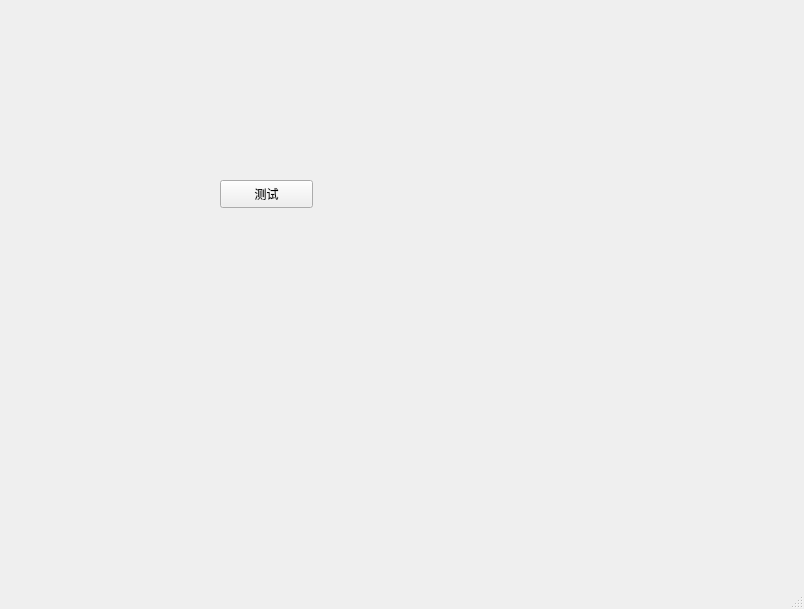
The window that ui/ui.ui (genIoco/Sniffer) describes before a commit, drawn with Qt 5.
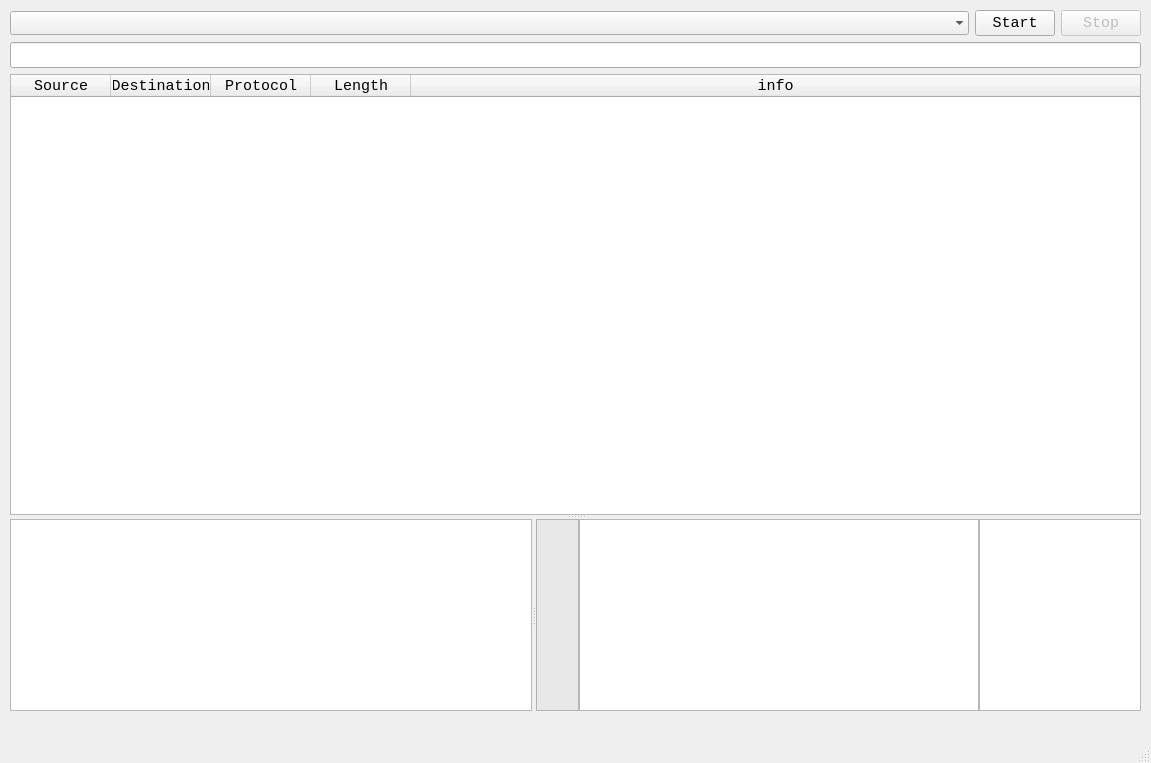
The same window after the commit.

Commit message: 更新界面

```diff
--- a/ui/ui.ui
+++ b/ui/ui.ui
@@ -6,26 +6,326 @@
    <rect>
     <x>0</x>
     <y>0</y>
-    <width>804</width>
-    <height>609</height>
+    <width>1151</width>
+    <height>763</height>
    </rect>
   </property>
+  <property name="font">
+   <font>
+    <family>Consolas</family>
+    <pointsize>11</pointsize>
+   </font>
+  </property>
   <property name="windowTitle">
    <string>MainWindow</string>
   </property>
   <widget class="QWidget" name="centralwidget">
-   <widget class="QPushButton" name="pushButton">
+   <widget class="QWidget" name="layoutWidget">
     <property name="geometry">
      <rect>
-      <x>220</x>
-      <y>180</y>
-      <width>93</width>
-      <height>28</height>
+      <x>10</x>
+      <y>10</y>
+      <width>1131</width>
+      <height>701</height>
      </rect>
     </property>
-    <property name="text">
-     <string>测试</string>
-    </property>
+    <layout class="QGridLayout" name="gridLayout">
+     <item row="0" column="0">
+      <layout class="QHBoxLayout" name="horizontalLayout_2">
+       <item>
+        <widget class="QComboBox" name="ifaces">
+         <property name="frame">
+          <bool>false</bool>
+         </property>
+        </widget>
+       </item>
+       <item>
+        <widget class="QPushButton" name="start">
+         <property name="sizePolicy">
+          <sizepolicy hsizetype="Fixed" vsizetype="Fixed">
+           <horstretch>0</horstretch>
+           <verstretch>0</verstretch>
+          </sizepolicy>
+         </property>
+         <property name="text">
+          <string>Start</string>
+         </property>
+         <property name="checkable">
+          <bool>true</bool>
+         </property>
+        </widget>
+       </item>
+       <item>
+        <widget class="QPushButton" name="stop">
+         <property name="enabled">
+          <bool>false</bool>
+         </property>
+         <property name="sizePolicy">
+          <sizepolicy hsizetype="Fixed" vsizetype="Fixed">
+           <horstretch>0</horstretch>
+           <verstretch>0</verstretch>
+          </sizepolicy>
+         </property>
+         <property name="text">
+          <string>Stop</string>
+         </property>
+         <property name="checkable">
+          <bool>true</bool>
+         </property>
+        </widget>
+       </item>
+      </layout>
+     </item>
+     <item row="1" column="0">
+      <widget class="QLineEdit" name="filter">
+       <property name="clearButtonEnabled">
+        <bool>true</bool>
+       </property>
+      </widget>
+     </item>
+     <item row="2" column="0">
+      <widget class="QSplitter" name="splitter_2">
+       <property name="orientation">
+        <enum>Qt::Vertical</enum>
+       </property>
+       <widget class="QTableWidget" name="info">
+        <property name="font">
+         <font>
+          <family>Consolas</family>
+          <pointsize>11</pointsize>
+         </font>
+        </property>
+        <property name="focusPolicy">
+         <enum>Qt::ClickFocus</enum>
+        </property>
+        <property name="horizontalScrollBarPolicy">
+         <enum>Qt::ScrollBarAsNeeded</enum>
+        </property>
+        <property name="sizeAdjustPolicy">
+         <enum>QAbstractScrollArea::AdjustIgnored</enum>
+        </property>
+        <property name="editTriggers">
+         <set>QAbstractItemView::NoEditTriggers</set>
+        </property>
+        <property name="dragDropOverwriteMode">
+         <bool>false</bool>
+        </property>
+        <property name="alternatingRowColors">
+         <bool>true</bool>
+        </property>
+        <property name="selectionBehavior">
+         <enum>QAbstractItemView::SelectRows</enum>
+        </property>
+        <property name="verticalScrollMode">
+         <enum>QAbstractItemView::ScrollPerItem</enum>
+        </property>
+        <property name="horizontalScrollMode">
+         <enum>QAbstractItemView::ScrollPerItem</enum>
+        </property>
+        <property name="sortingEnabled">
+         <bool>false</bool>
+        </property>
+        <attribute name="horizontalHeaderCascadingSectionResizes">
+         <bool>true</bool>
+        </attribute>
+        <attribute name="horizontalHeaderStretchLastSection">
+         <bool>true</bool>
+        </attribute>
+        <attribute name="verticalHeaderVisible">
+         <bool>true</bool>
+        </attribute>
+        <attribute name="verticalHeaderCascadingSectionResizes">
+         <bool>true</bool>
+        </attribute>
+        <attribute name="verticalHeaderShowSortIndicator" stdset="0">
+         <bool>true</bool>
+        </attribute>
+        <attribute name="verticalHeaderStretchLastSection">
+         <bool>true</bool>
+        </attribute>
+        <column>
+         <property name="text">
+          <string>Source</string>
+         </property>
+        </column>
+        <column>
+         <property name="text">
+          <string>Destination</string>
+         </property>
+        </column>
+        <column>
+         <property name="text">
+          <string>Protocol</string>
+         </property>
+        </column>
+        <column>
+         <property name="text">
+          <string>Length</string>
+         </property>
+        </column>
+        <column>
+         <property name="text">
+          <string>info</string>
+         </property>
+        </column>
+       </widget>
+       <widget class="QSplitter" name="splitter">
+        <property name="orientation">
+         <enum>Qt::Horizontal</enum>
+        </property>
+        <widget class="QTreeWidget" name="detail">
+         <property name="textElideMode">
+          <enum>Qt::ElideRight</enum>
+         </property>
+         <attribute name="headerVisible">
+          <bool>false</bool>
+         </attribute>
+         <column>
+          <property name="text">
+           <string>detail</string>
+          </property>
+         </column>
+        </widget>
+        <widget class="QWidget" name="layoutWidget">
+         <layout class="QHBoxLayout" name="horizontalLayout">
+          <property name="spacing">
+           <number>0</number>
+          </property>
+          <property name="sizeConstraint">
+           <enum>QLayout::SetFixedSize</enum>
+          </property>
+          <item>
+           <widget class="QTextEdit" name="nums">
+            <property name="sizePolicy">
+             <sizepolicy hsizetype="Minimum" vsizetype="Expanding">
+              <horstretch>0</horstretch>
+              <verstretch>0</verstretch>
+             </sizepolicy>
+            </property>
+            <property name="minimumSize">
+             <size>
+              <width>43</width>
+              <height>0</height>
+             </size>
+            </property>
+            <property name="maximumSize">
+             <size>
+              <width>43</width>
+              <height>16777215</height>
+             </size>
+            </property>
+            <property name="styleSheet">
+             <string notr="true">background-color: rgb(232, 232, 232);</string>
+            </property>
+            <property name="verticalScrollBarPolicy">
+             <enum>Qt::ScrollBarAlwaysOff</enum>
+            </property>
+            <property name="horizontalScrollBarPolicy">
+             <enum>Qt::ScrollBarAlwaysOff</enum>
+            </property>
+           </widget>
+          </item>
+          <item>
+           <widget class="QTextEdit" name="raw">
+            <property name="sizePolicy">
+             <sizepolicy hsizetype="Minimum" vsizetype="Expanding">
+              <horstretch>0</horstretch>
+              <verstretch>0</verstretch>
+             </sizepolicy>
+            </property>
+            <property name="minimumSize">
+             <size>
+              <width>400</width>
+              <height>0</height>
+             </size>
+            </property>
+            <property name="maximumSize">
+             <size>
+              <width>400</width>
+              <height>16777215</height>
+             </size>
+            </property>
+            <property name="sizeIncrement">
+             <size>
+              <width>20</width>
+              <height>0</height>
+             </size>
+            </property>
+            <property name="baseSize">
+             <size>
+              <width>0</width>
+              <height>0</height>
+             </size>
+            </property>
+            <property name="acceptDrops">
+             <bool>false</bool>
+            </property>
+            <property name="verticalScrollBarPolicy">
+             <enum>Qt::ScrollBarAlwaysOff</enum>
+            </property>
+            <property name="horizontalScrollBarPolicy">
+             <enum>Qt::ScrollBarAlwaysOff</enum>
+            </property>
+            <property name="readOnly">
+             <bool>true</bool>
+            </property>
+            <property name="acceptRichText">
+             <bool>false</bool>
+            </property>
+           </widget>
+          </item>
+          <item>
+           <widget class="QTextEdit" name="string">
+            <property name="sizePolicy">
+             <sizepolicy hsizetype="Minimum" vsizetype="Expanding">
+              <horstretch>0</horstretch>
+              <verstretch>0</verstretch>
+             </sizepolicy>
+            </property>
+            <property name="minimumSize">
+             <size>
+              <width>162</width>
+              <height>0</height>
+             </size>
+            </property>
+            <property name="maximumSize">
+             <size>
+              <width>162</width>
+              <height>16777215</height>
+             </size>
+            </property>
+            <property name="sizeIncrement">
+             <size>
+              <width>20</width>
+              <height>0</height>
+             </size>
+            </property>
+            <property name="baseSize">
+             <size>
+              <width>0</width>
+              <height>0</height>
+             </size>
+            </property>
+            <property name="verticalScrollBarPolicy">
+             <enum>Qt::ScrollBarAsNeeded</enum>
+            </property>
+            <property name="lineWrapMode">
+             <enum>QTextEdit::WidgetWidth</enum>
+            </property>
+            <property name="lineWrapColumnOrWidth">
+             <number>0</number>
+            </property>
+            <property name="readOnly">
+             <bool>true</bool>
+            </property>
+           </widget>
+          </item>
+         </layout>
+        </widget>
+       </widget>
+      </widget>
+     </item>
+    </layout>
    </widget>
   </widget>
   <widget class="QMenuBar" name="menubar">
```
Left out of the diff: 94 changed lines with no effect on the pictures. The commit also changes 1 other file.
